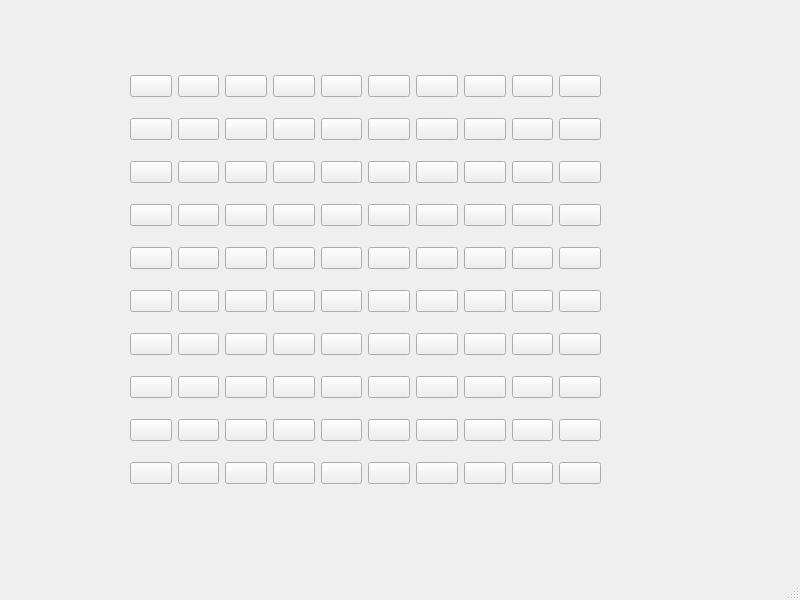
Above: mainwindow.ui from bimonXdd/MinesweeperCPP before the change. Below: the same form after it.
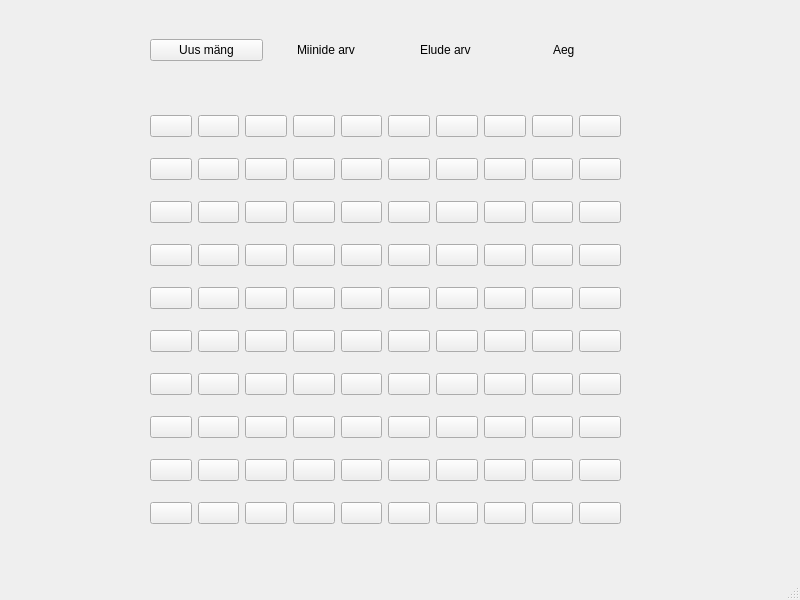
That is the form after the change.

Diff of the .ui file:
```diff
--- a/mainwindow.ui
+++ b/mainwindow.ui
@@ -17,8 +17,8 @@
    <widget class="QWidget" name="verticalLayoutWidget">
     <property name="geometry">
      <rect>
-      <x>130</x>
-      <y>60</y>
+      <x>150</x>
+      <y>100</y>
       <width>471</width>
       <height>441</height>
      </rect>
@@ -766,6 +766,46 @@
      </item>
     </layout>
    </widget>
+   <widget class="QWidget" name="horizontalLayoutWidget">
+    <property name="geometry">
+     <rect>
+      <x>150</x>
+      <y>10</y>
+      <width>471</width>
+      <height>80</height>
+     </rect>
+    </property>
+    <layout class="QHBoxLayout" name="horizontalLayout">
+     <item>
+      <widget class="QPushButton" name="uusMangNupp">
+       <property name="text">
+        <string>Uus mäng</string>
+       </property>
+      </widget>
+     </item>
+     <item alignment="Qt::AlignmentFlag::AlignHCenter">
+      <widget class="QLabel" name="Miinid">
+       <property name="text">
+        <string>Miinide arv</string>
+       </property>
+      </widget>
+     </item>
+     <item alignment="Qt::AlignmentFlag::AlignHCenter">
+      <widget class="QLabel" name="Elud">
+       <property name="text">
+        <string>Elude arv</string>
+       </property>
+      </widget>
+     </item>
+     <item alignment="Qt::AlignmentFlag::AlignHCenter">
+      <widget class="QLabel" name="Aeg">
+       <property name="text">
+        <string>Aeg</string>
+       </property>
+      </widget>
+     </item>
+    </layout>
+   </widget>
   </widget>
   <widget class="QMenuBar" name="menubar">
    <property name="geometry">
```
